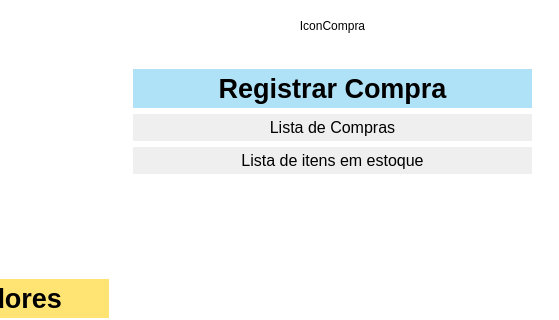
Klubas/Projeto-SOAD, file Resources/UI/MainWindow.ui: the form before one commit; both pictures show x 741 to 1300 and y 267 to 587 of the 1300 by 700 pixel window.
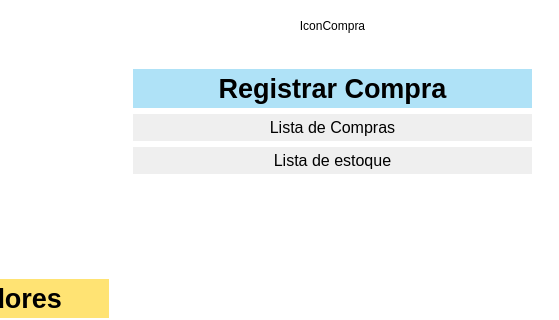
The form after the commit.

Commit message: - Implementada lista consolidada de estoque e relatório - Implementados filtros de pedido e estoque

```diff
--- a/Resources/UI/MainWindow.ui
+++ b/Resources/UI/MainWindow.ui
@@ -390,7 +390,7 @@
               <bool>true</bool>
              </property>
              <property name="text">
-              <string>Lista de itens em estoque</string>
+              <string>Lista de estoque</string>
              </property>
              <property name="autoDefault">
               <bool>true</bool>
```
Left out of the diff: 12 changed lines with no effect on the pictures. The commit also changes 42 other files.
